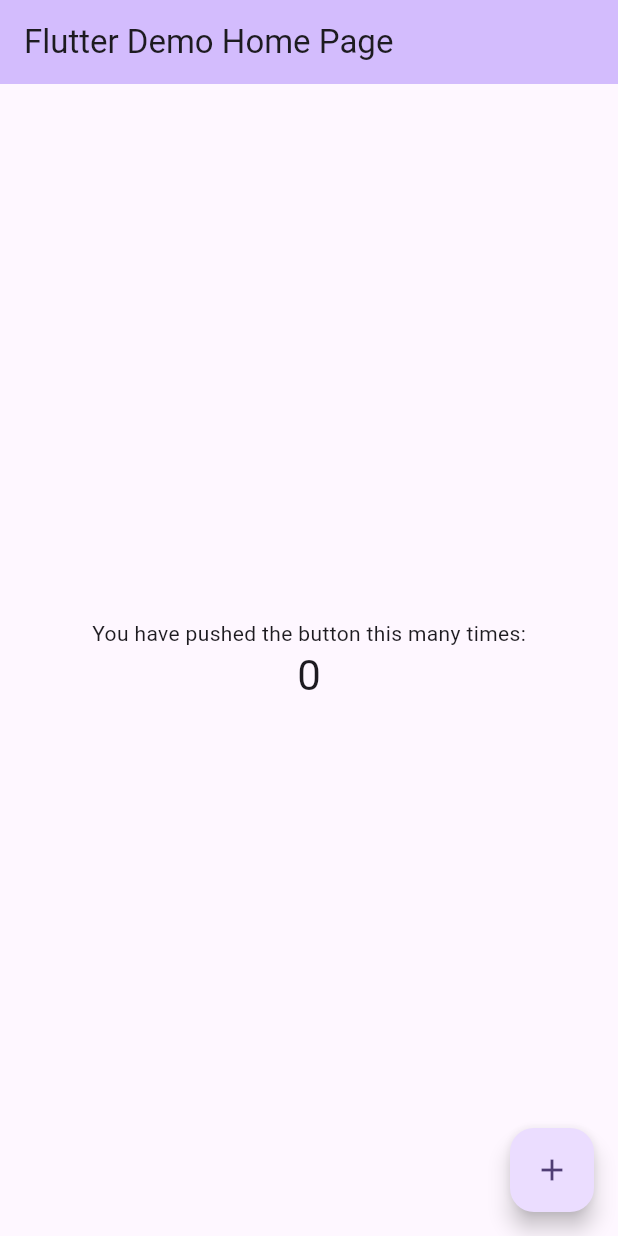
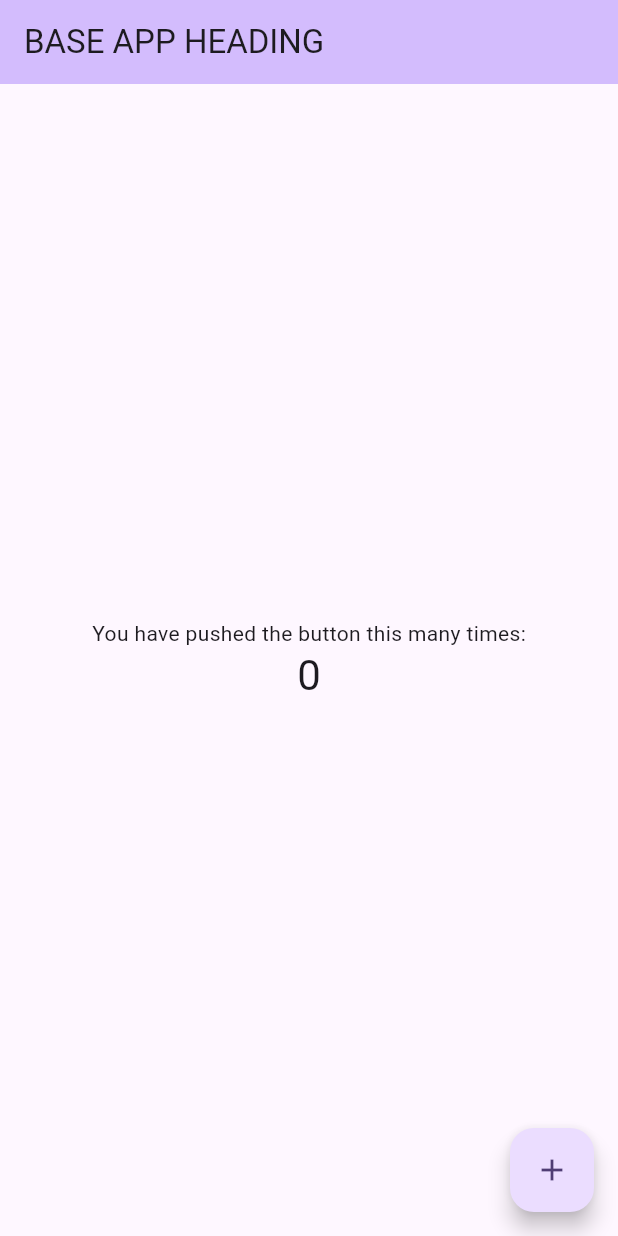
Before and after one commit to Utsav-Stha/counter_white_labeling, a Flutter app: the screen it shows after launch, on a phone screen of 412 x 824 dp. Run offline on Flutter 3.47's test engine with Material 3 defaults, Android fonts, the phone set to English and light mode, and no system bars.

Commit message:
setting up base project for white labeling

```diff
--- /dev/null
+++ b/lib/config/lib/config.dart
@@ -0,0 +1,2 @@
+// Config.dart
+const APP_HEADING_COPY = "BASE APP HEADING";
--- a/lib/config/pubspec.yaml
+++ b/lib/config/pubspec.yaml
@@ -0,0 +1,6 @@
+# pubspec.yaml
+name: config
+description: Config for Clients.
+version: 1.0.0
+environment:
+  sdk: ^3.6.0
--- a/lib/main.dart
+++ b/lib/main.dart
@@ -1,4 +1,6 @@
 import 'package:flutter/material.dart';
+
+import 'package:counter_white_labeling/config/lib/config.dart';
 
 void main() {
   runApp(const MyApp());
@@ -12,18 +14,16 @@ class MyApp extends StatelessWidget {
     return MaterialApp(
       title: 'Flutter Demo',
       theme: ThemeData(
-
         colorScheme: ColorScheme.fromSeed(seedColor: Colors.deepPurple),
         useMaterial3: true,
       ),
-      home: const MyHomePage(title: 'Flutter Demo Home Page'),
+      home: MyHomePage(title: APP_HEADING_COPY),
     );
   }
 }
 
 class MyHomePage extends StatefulWidget {
   const MyHomePage({super.key, required this.title});
-
 
   final String title;
 
@@ -36,25 +36,19 @@ class _MyHomePageState extends State<MyHomePage> {
 
   void _incrementCounter() {
     setState(() {
-
       _counter++;
     });
   }
 
   @override
   Widget build(BuildContext context) {
-
     return Scaffold(
       appBar: AppBar(
-
         backgroundColor: Theme.of(context).colorScheme.inversePrimary,
-
         title: Text(widget.title),
       ),
       body: Center(
-
         child: Column(
-
           mainAxisAlignment: MainAxisAlignment.center,
           children: <Widget>[
             const Text(
--- a/pubspec.yaml
+++ b/pubspec.yaml
@@ -28,6 +28,8 @@ environment:
 # the latest version available on pub.dev. To see which dependencies have newer
 # versions available, run `flutter pub outdated`.
 dependencies:
+  config:
+    path: "lib/config/"
   flutter:
     sdk: flutter
 
```
Also changed, not shown: lib/config/config.dart (deleted), lib/config/pubspec.lock (added), pubspec.lock.
